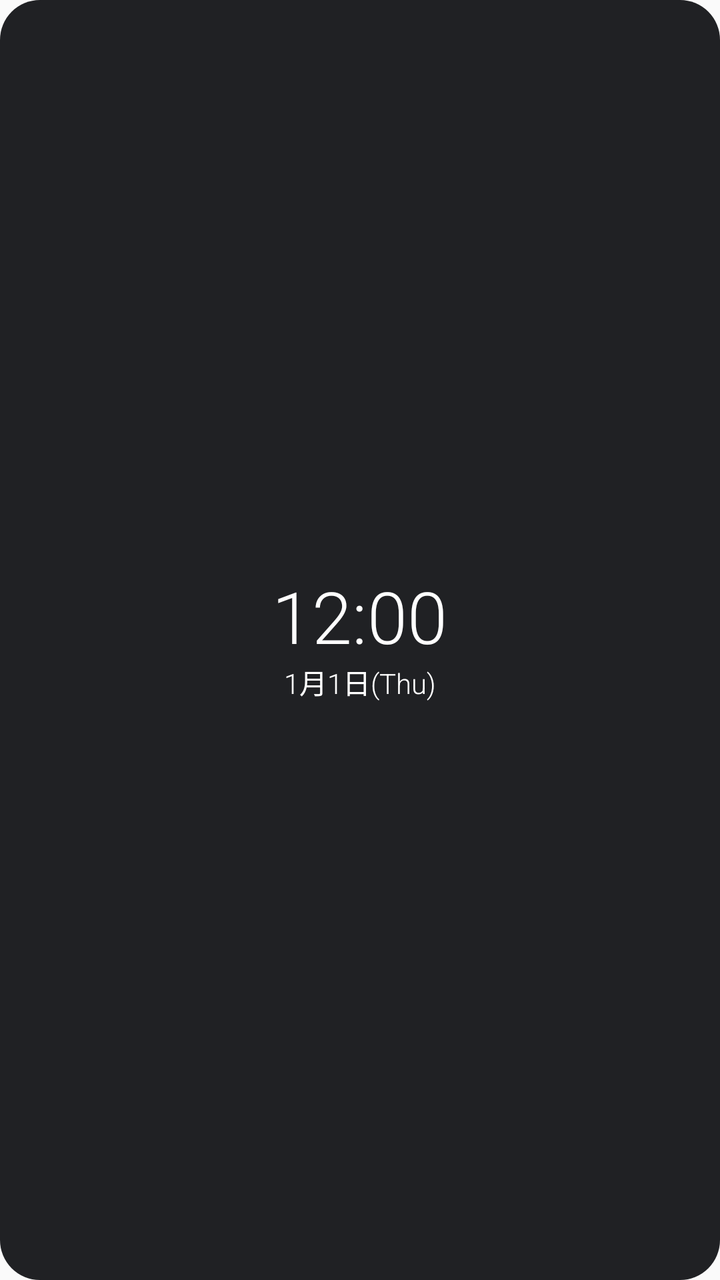
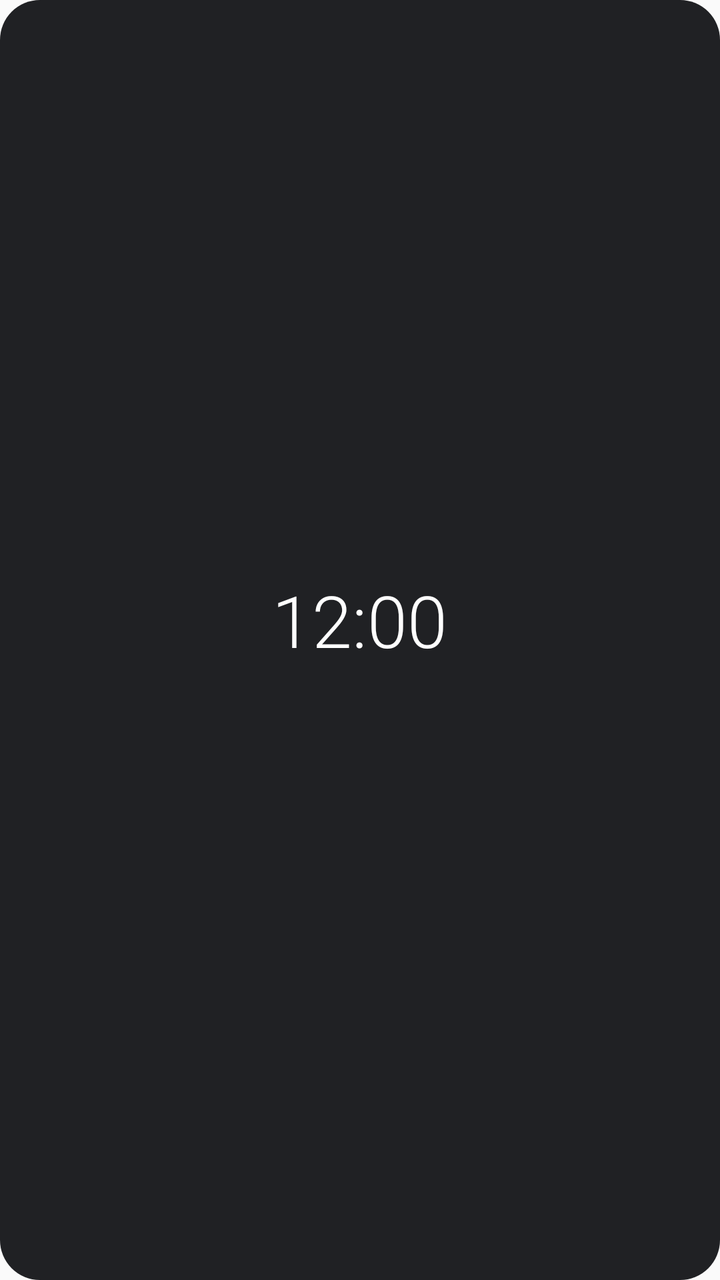

The first picture is an Android layout as it rendered before a commit; the second is the same layout after the commit. The layout source and the unified diff follow.
<!-- AndroidManifest.xml: application theme android:Theme.Material.Light.NoActionBar -->
<!-- res/layout/widget_light.xml -->
<?xml version="1.0" encoding="utf-8"?>
<FrameLayout xmlns:android="http://schemas.android.com/apk/res/android"
    android:id="@+id/root"
    android:layout_width="match_parent"
    android:layout_height="match_parent">

    <ImageView
        android:id="@+id/bg"
        android:layout_width="match_parent"
        android:layout_height="match_parent"
        android:scaleType="fitXY"
        android:src="@drawable/widget_bg" />

    <LinearLayout
        android:layout_width="match_parent"
        android:layout_height="match_parent"
        android:gravity="center"
        android:id="@+id/content"
        android:orientation="vertical"
        android:padding="8dp">

        <TextClock
            android:id="@+id/time"
            android:fontFamily="sans-serif-light"
            android:layout_width="wrap_content"
            android:layout_height="wrap_content"
            android:format12Hour="h:mm"
            android:format24Hour="H:mm"
            android:includeFontPadding="false"
            android:maxLines="1"
            android:textColor="#FFFFFF"
            android:textSize="36sp" />

        <TextClock
            android:id="@+id/date"
            android:fontFamily="sans-serif-light"
            android:layout_width="wrap_content"
            android:layout_height="wrap_content"
            android:format12Hour="M月d日(E)"
            android:format24Hour="M月d日(E)"
            android:includeFontPadding="false"
            android:maxLines="1"
            android:textColor="#FFFFFF"
            android:textSize="14sp" />
    </LinearLayout>
</FrameLayout>
<!-- resources referenced by this layout -->
<resources>
  <!-- drawable widget_bg (drawable) -->
  <shape xmlns:android="http://schemas.android.com/apk/res/android" android:shape="rectangle">
      <solid android:color="#202124" />
      <corners android:radius="20dp" />
  </shape>
</resources>

<!-- the commit's change to res/layout/widget_light.xml (unified diff, before → after) -->
@@ -12,18 +12,18 @@
         android:src="@drawable/widget_bg" />
 
     <LinearLayout
+        android:id="@+id/content"
         android:layout_width="match_parent"
         android:layout_height="match_parent"
         android:gravity="center"
-        android:id="@+id/content"
         android:orientation="vertical"
         android:padding="8dp">
 
         <TextClock
             android:id="@+id/time"
-            android:fontFamily="sans-serif-light"
             android:layout_width="wrap_content"
             android:layout_height="wrap_content"
+            android:fontFamily="sans-serif-light"
             android:format12Hour="h:mm"
             android:format24Hour="H:mm"
             android:includeFontPadding="false"
@@ -31,13 +31,11 @@
             android:textColor="#FFFFFF"
             android:textSize="36sp" />
 
-        <TextClock
+        <TextView
             android:id="@+id/date"
-            android:fontFamily="sans-serif-light"
             android:layout_width="wrap_content"
             android:layout_height="wrap_content"
-            android:format12Hour="M月d日(E)"
-            android:format24Hour="M月d日(E)"
+            android:fontFamily="sans-serif-light"
             android:includeFontPadding="false"
             android:maxLines="1"
             android:textColor="#FFFFFF"
